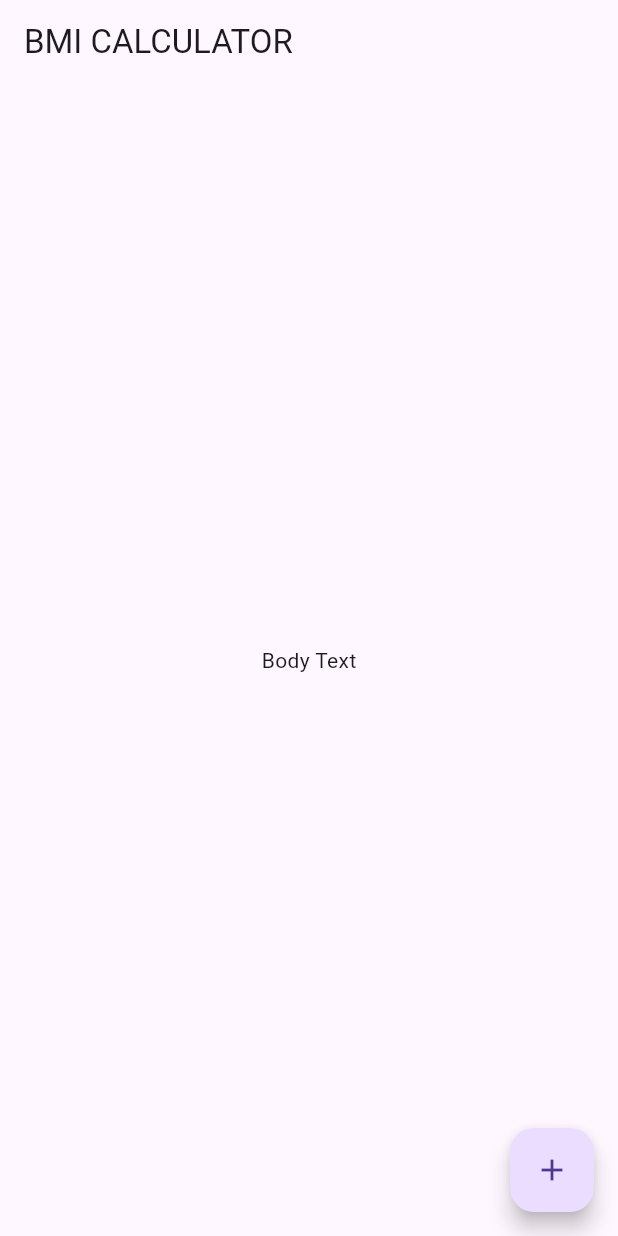
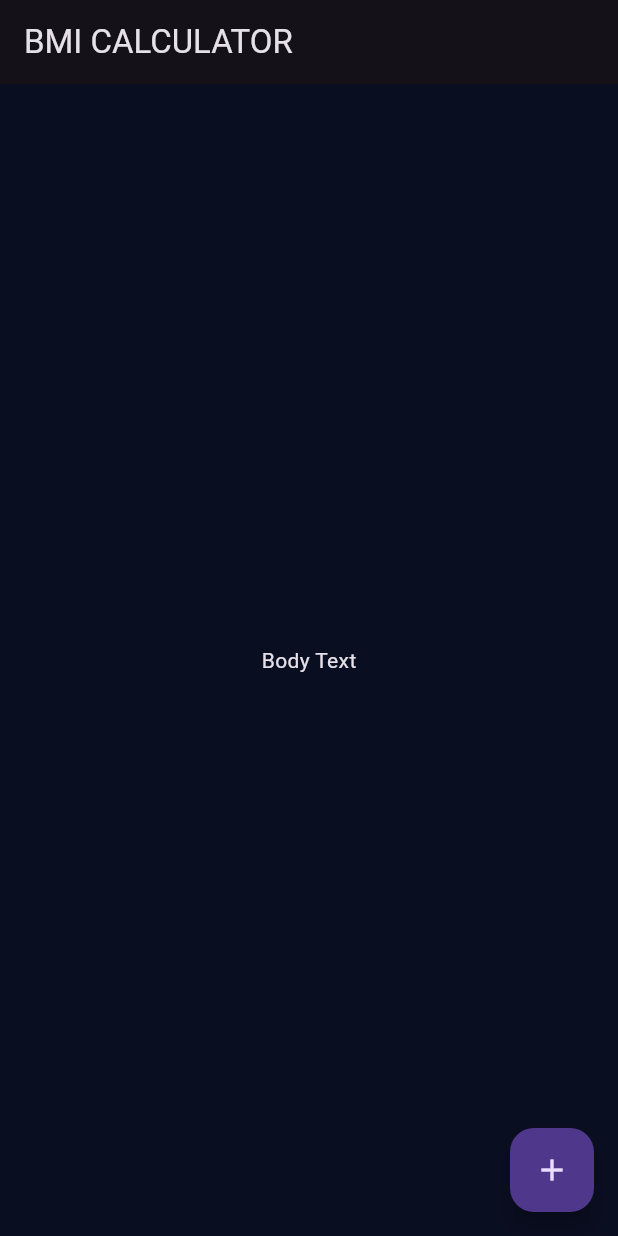
Before and after one commit to Mr-Zainulabadin/bmi, a Flutter app: the screen it shows after launch, on a phone screen of 412 x 824 dp. Run offline on Flutter 3.47's test engine with Material 3 defaults, Android fonts, the phone set to English and light mode, and no system bars.

Commit message:
create another file for input pages (video 2)

```diff
--- /dev/null
+++ b/lib/input_page.dart
@@ -0,0 +1,25 @@
+import 'package:flutter/material.dart';
+
+class InputPage extends StatefulWidget {
+  @override
+  _InputPageState createState() => _InputPageState();
+}
+
+class _InputPageState extends State<InputPage> {
+  @override
+  Widget build(BuildContext context) {
+    return Scaffold(
+      appBar: AppBar(
+
+        title: Text('BMI CALCULATOR'),
+      ),
+      body: Center(
+        child: Text('Body Text'),
+      ),
+      floatingActionButton: FloatingActionButton(
+        onPressed: () {  },
+        child: Icon(Icons.add),
+      ),
+    );
+  }
+}
--- a/lib/main.dart
+++ b/lib/main.dart
@@ -1,4 +1,5 @@
 import 'package:flutter/material.dart';
+import 'input_page.dart';
 
 void main() => runApp(BMICalculator());
 
@@ -6,29 +7,11 @@ class BMICalculator extends StatelessWidget {
   @override
   Widget build(BuildContext context) {
     return MaterialApp(
+      debugShowCheckedModeBanner: false,
       home: InputPage(),
-    );
-  }
-}
-
-class InputPage extends StatefulWidget {
-  @override
-  _InputPageState createState() => _InputPageState();
-}
-
-class _InputPageState extends State<InputPage> {
-  @override
-  Widget build(BuildContext context) {
-    return Scaffold(
-      appBar: AppBar(
-        title: Text('BMI CALCULATOR'),
-      ),
-      body: Center(
-        child: Text('Body Text'),
-      ),
-      floatingActionButton: FloatingActionButton(
-        onPressed: () {  },
-        child: Icon(Icons.add),
+      theme: ThemeData.dark().copyWith(
+        primaryColor: Color(0xFF0A0E21),
+        scaffoldBackgroundColor: Color(0xFF0A0E21),
       ),
     );
   }
```
Also changed, not shown: 1 other file.
